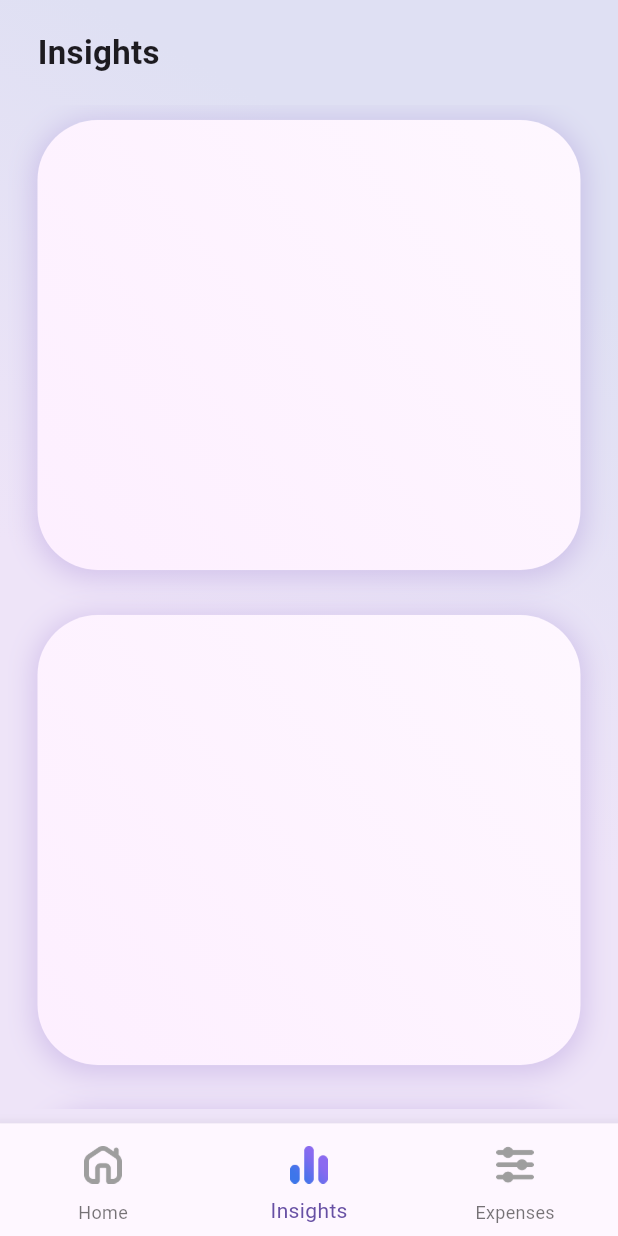
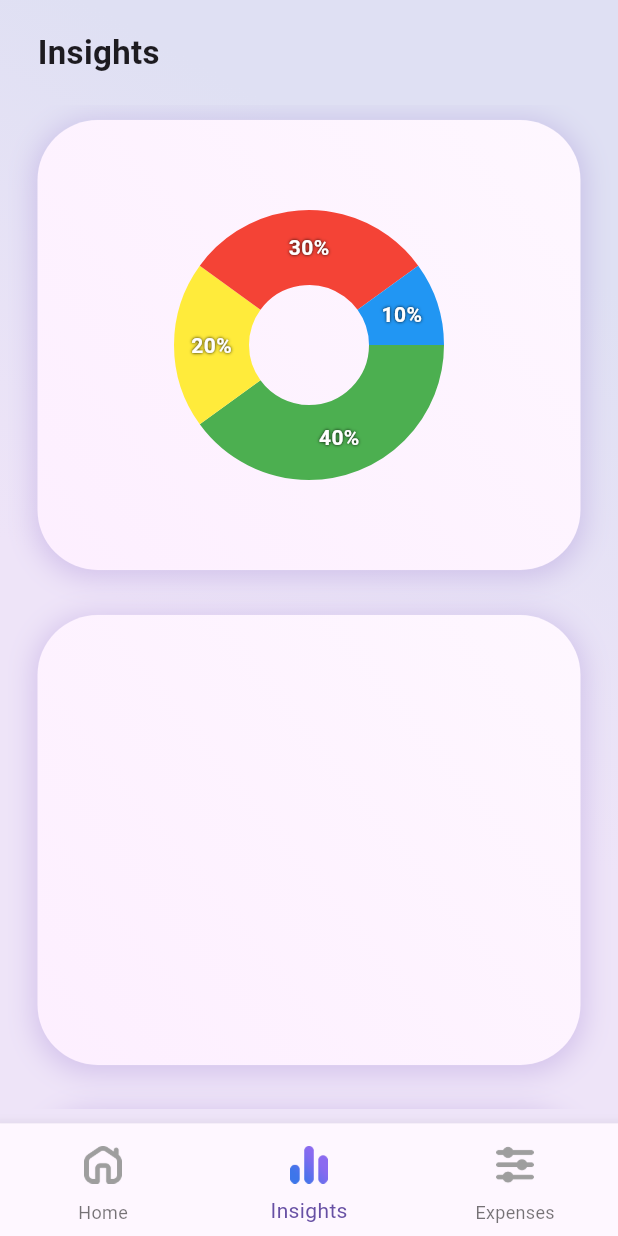
Before and after one commit to MartinPHt/income-tally, a Flutter app: the screen it shows after launch, item 2 of the bottom bar chosen, on a phone screen of 412 x 824 dp. Run offline on Flutter 3.47's test engine with Material 3 defaults, Android fonts, the light colour scheme and no system bars; drawn by our look-alikes of fl_chart.

Commit message:
Created initial piechart design.

```diff
--- a/lib/views/insights_page.dart
+++ b/lib/views/insights_page.dart
@@ -1,3 +1,4 @@
+import 'package:fl_chart/fl_chart.dart';
 import 'package:flutter/material.dart';
 
 import '../widgets/rounded_container.dart';
@@ -12,20 +13,140 @@ class InsidesPage extends StatefulWidget {
 }
 
 class InsidesPageState extends State<InsidesPage> {
+  int pieChartTouchedIndex = -1;
+
   @override
   Widget build(BuildContext context) {
     return Container(
-      margin: const EdgeInsets.only(left: 5, right: 5, bottom: 10),
-      child: ListView(
-          physics: const BouncingScrollPhysics(),
-          children: List.generate(widget.graphCount, (index) {
-        return Container(
+        margin: const EdgeInsets.only(left: 5, right: 5, bottom: 10),
+        child: ListView(physics: const BouncingScrollPhysics(), children: [
+          Container(
             height: MediaQuery.of(context).size.height / widget.graphCount,
             constraints: const BoxConstraints(minHeight: 300),
-            margin: const EdgeInsets.only(left: 20, top: 10, right: 20, bottom: 20),
-            child: const RoundedContainer());
+            margin:
+                const EdgeInsets.only(left: 20, top: 10, right: 20, bottom: 20),
+            child: RoundedContainer(
+              child: Row(
+                children: [
+                  Expanded(
+                    child: AspectRatio(
+                      aspectRatio: 1,
+                      child: PieChart(
+                        PieChartData(
+                          pieTouchData: PieTouchData(
+                            touchCallback: (event, pieTouchResponse) {
+                              setState(() {
+                                if (!event.isInterestedForInteractions ||
+                                    pieTouchResponse == null ||
+                                    pieTouchResponse.touchedSection == null) {
+                                  pieChartTouchedIndex = -1;
+                                  return;
+                                }
+                                pieChartTouchedIndex = pieTouchResponse
+                                    .touchedSection!.touchedSectionIndex;
+                              });
+                            },
+                          ),
+                          borderData: FlBorderData(
+                            show: false,
+                          ),
+                          sectionsSpace: 0,
+                          centerSpaceRadius: 40,
+                          sections: showingSections(),
+                        ),
+                      ),
+                    ),
+                  ),
+                  // const Column(
+                  //   mainAxisAlignment: MainAxisAlignment.end,
+                  //   crossAxisAlignment: CrossAxisAlignment.start,
+                  //   children: [Text("test")],
+                  // )
+                ],
+              ),
+            ),
+          ),
+          Container(
+              height: MediaQuery.of(context).size.height / widget.graphCount,
+              constraints: const BoxConstraints(minHeight: 300),
+              margin: const EdgeInsets.only(
+                  left: 20, top: 10, right: 20, bottom: 20),
+              child: const RoundedContainer()),
+          Container(
+              height: MediaQuery.of(context).size.height / widget.graphCount,
+              constraints: const BoxConstraints(minHeight: 300),
+              margin: const EdgeInsets.only(
+                  left: 20, top: 10, right: 20, bottom: 20),
+              child: const RoundedContainer()),
+          Container(
+              height: MediaQuery.of(context).size.height / widget.graphCount,
+              constraints: const BoxConstraints(minHeight: 300),
+              margin: const EdgeInsets.only(
+                  left: 20, top: 10, right: 20, bottom: 20),
+              child: const RoundedContainer()),
+          Container(
+              height: MediaQuery.of(context).size.height / widget.graphCount,
+              constraints: const BoxConstraints(minHeight: 300),
+              margin: const EdgeInsets.only(
+                  left: 20, top: 10, right: 20, bottom: 20),
+              child: const RoundedContainer()),
+        ]));
+  }
+
+  List<PieChartSectionData> showingSections() {
+    return List.generate(4, (i) {
+      final isTouched = i == pieChartTouchedIndex;
+      final fontSize = isTouched ? 20.0 : 14.0;
+      final radius = isTouched ? 60.0 : 50.0;
+      const shadows = [Shadow(color: Colors.black, blurRadius: 2)];
+      switch (i) {
+        case 0:
+          return PieChartSectionData(
+              color: Colors.green,
+              value: 40,
+              title: '40%',
+              radius: radius,
+              titleStyle: TextStyle(
+                  fontSize: fontSize,
+                  fontWeight: FontWeight.bold,
+                  color: Colors.white,
+                  shadows: shadows));
+        case 1:
+          return PieChartSectionData(
+              color: Colors.yellow,
+              value: 20,
+              title: '20%',
+              radius: radius,
+              titleStyle: TextStyle(
+                  fontSize: fontSize,
+                  fontWeight: FontWeight.bold,
+                  color: Colors.white,
+                  shadows: shadows));
+        case 2:
+          return PieChartSectionData(
+              color: Colors.red,
+              value: 30,
+              title: '30%',
+              radius: radius,
+              titleStyle: TextStyle(
+                  fontSize: fontSize,
+                  fontWeight: FontWeight.bold,
+                  color: Colors.white,
+                  shadows: shadows));
+        case 3:
+          return PieChartSectionData(
+              color: Colors.blue,
+              value: 10,
+              title: '10%',
+              radius: radius,
+              titleStyle: TextStyle(
+                  fontSize: fontSize,
+                  fontWeight: FontWeight.bold,
+                  color: Colors.white,
+                  shadows: shadows));
+        default:
+          return PieChartSectionData();
       }
-      )),
-    );
+    });
   }
 }
```
